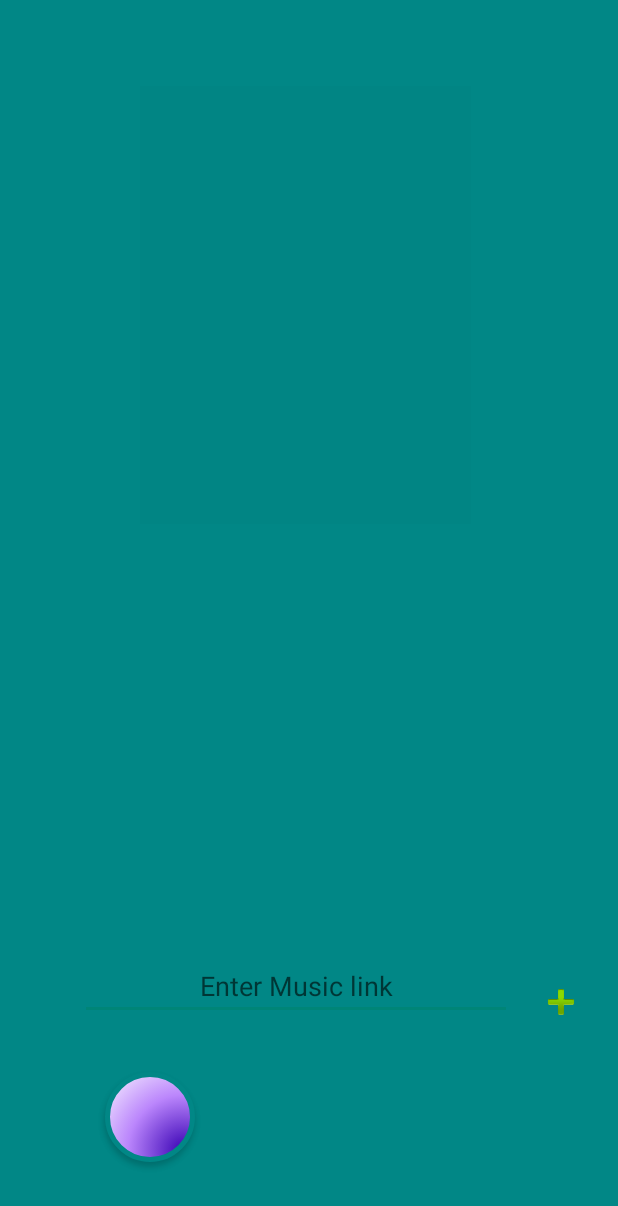
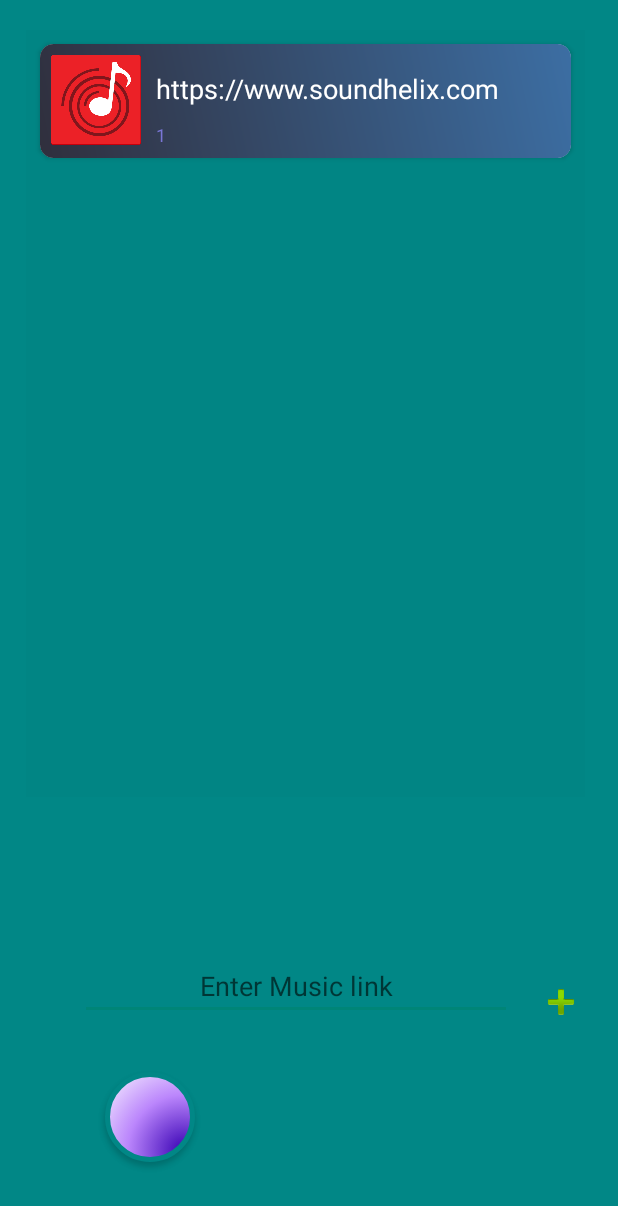
Before and after one commit to Shay-M/MediaPlayer, an Android app: the screen it shows after launch (MainActivity), on a phone screen of 412 x 824 dp. Shown: the top 1206 px of the screen. Run offline under Robolectric (Android 15) with nearby library versions, the phone set to English and light mode, and no system bars.

Commit message:
add list of songs

```diff
--- a/app/src/main/java/com/example/mediaplayer/ListSongsManager.java
+++ /dev/null
@@ -1,34 +0,0 @@
-package com.example.mediaplayer;/* Created by Shay Mualem 22/07/2021 */
-
-import android.util.Log;
-
-import java.util.ArrayList;
-
-public class ListSongsManager {
-
-
-    private ArrayList<String> listOfSongs;
-    private int currentPlaying = 0;
-
-
-    //    ListSongsManager(ArrayList<String> listOfSongsGet) {
-    ListSongsManager() {
-
-        listOfSongs = new ArrayList<>();
-//        listOfSongs = listOfSongsGet;
-        listOfSongs.add("https://www.soundhelix.com/examples/mp3/SoundHelix-Song-7.mp3");
-        listOfSongs.add("https://www.soundhelix.com/examples/mp3/SoundHelix-Song-15.mp3");
-        listOfSongs.add("https://file-examples-com.github.io/uploads/2017/11/file_example_MP3_2MG.mp3");
-
-    }
-
-    public ArrayList<String> getListOfSongs() {
-        return listOfSongs;
-    }
-
-    public void addSong(String string) {
-        this.listOfSongs.add(string);
-        Log.d("ListSongsManager", "addSong: " + listOfSongs);
-    }
-
-}
--- a/app/src/main/java/com/example/mediaplayer/MainActivity.java
+++ b/app/src/main/java/com/example/mediaplayer/MainActivity.java
@@ -90,7 +90,11 @@ import androidx.appcompat.app.AppCompatActivity;
 import androidx.recyclerview.widget.LinearLayoutManager;
 import androidx.recyclerview.widget.RecyclerView;
 
+import com.example.mediaplayer.SongsRecyclerView.SongAdapter;
+import com.example.mediaplayer.SongsRecyclerView.SongItem;
+
 import java.util.ArrayList;
+import java.util.List;
 
 public class MainActivity extends AppCompatActivity {
     boolean isPlaying = false;
@@ -110,9 +114,22 @@ public class MainActivity extends AppCompatActivity {
         recyclerView.setHasFixedSize(true);
         recyclerView.setLayoutManager(new LinearLayoutManager(this));
 
+        List<SongItem> songsList = new ArrayList<>();
 
-        ListSongsManager listOfSongsSend = new ListSongsManager();
+        ManagerListSongs managerListSongs = new ManagerListSongs();
 
+//        songsList.add(new SongItem("null", managerListSongs.getListOfUrlSongs().get(1),"1",null));
+//        songsList.add(new SongItem("null", managerListSongs.getListOfUrlSongs().get(0),"2",null));
+//        songsList.add(new SongItem("null", managerListSongs.getListOfUrlSongs().get(1),"1",null));
+//        songsList.add(new SongItem("null", managerListSongs.getListOfUrlSongs().get(0),"2",null));
+//        songsList.add(new SongItem("null", managerListSongs.getListOfUrlSongs().get(1),"1",null));
+//        songsList.add(new SongItem("null", managerListSongs.getListOfUrlSongs().get(0),"2",null));
+//        songsList.add(new SongItem("null", managerListSongs.getListOfUrlSongs().get(1), "1", null));
+//        songsList.add(new SongItem("null", managerListSongs.getListOfUrlSongs().get(0), "2", null));
+
+        SongAdapter songAdapter = new SongAdapter(managerListSongs.getListOfSongsItems());
+        recyclerView.setAdapter(songAdapter);
+        //play
         playBtn.setOnClickListener(view -> {
 
             intent = new Intent(MainActivity.this, MusicPlayerService.class);
@@ -120,11 +137,11 @@ public class MainActivity extends AppCompatActivity {
             startService(intent);
 
         });
-
+        //add a song by link
         addBtn.setOnClickListener(view -> {
             String link = linkEt.getText().toString();
-            if (!link.isEmpty())
-                listOfSongsSend.addSong(link);
+//            if (!link.isEmpty())
+            managerListSongs.addSong(link);//sen to
 
         });
 
--- /dev/null
+++ b/app/src/main/java/com/example/mediaplayer/ManagerListSongs.java
@@ -0,0 +1,53 @@
+package com.example.mediaplayer;/* Created by Shay Mualem 22/07/2021 */
+
+import android.util.Log;
+
+import com.example.mediaplayer.SongsRecyclerView.SongItem;
+
+import java.util.ArrayList;
+import java.util.List;
+
+public class ManagerListSongs {
+
+
+    private ArrayList<String> listOfUrlSongs;
+    private List<SongItem> listOfSongsItems;
+    private int currentPlaying = 0;
+    //    ListSongsManager(ArrayList<String> listOfSongsGet) {
+    ManagerListSongs() {
+
+        listOfUrlSongs = new ArrayList<>();
+//        listOfSongs = listOfSongsGet;
+        listOfUrlSongs.add("https://www.soundhelix.com/examples/mp3/SoundHelix-Song-7.mp3");
+        listOfUrlSongs.add("https://www.soundhelix.com/examples/mp3/SoundHelix-Song-15.mp3");
+        listOfUrlSongs.add("https://file-examples-com.github.io/uploads/2017/11/file_example_MP3_2MG.mp3");
+
+        listOfSongsItems = new ArrayList<>();
+
+//        ManagerListSongs managerListSongs = new ManagerListSongs();
+        listOfSongsItems.add(new SongItem("null", this.getListOfUrlSongs().get(1), "1", null));
+//        listOfSongsItems.add(new SongItem("null", managerListSongs.getListOfUrlSongs().get(0), "2", null));
+//        listOfSongsItems.add(new SongItem("null", managerListSongs.getListOfUrlSongs().get(1), "1", null));
+//        listOfSongsItems.add(new SongItem("null", managerListSongs.getListOfUrlSongs().get(0), "2", null));
+//        listOfSongsItems.add(new SongItem("null", managerListSongs.getListOfUrlSongs().get(1), "1", null));
+//        listOfSongsItems.add(new SongItem("null", managerListSongs.getListOfUrlSongs().get(0), "2", null));
+//        listOfSongsItems.add(new SongItem("null", managerListSongs.getListOfUrlSongs().get(1), "1", null));
+//        listOfSongsItems.add(new SongItem("null", managerListSongs.getListOfUrlSongs().get(0), "2", null));
+
+
+    }
+
+    public List<SongItem> getListOfSongsItems() {
+        return listOfSongsItems;
+    }
+
+    public ArrayList<String> getListOfUrlSongs() {
+        return listOfUrlSongs;
+    }
+
+    public void addSong(String string) {
+        this.listOfUrlSongs.add(string);
+        Log.d("ListSongsManager", "addSong: " + listOfUrlSongs);
+    }
+
+}
--- a/app/src/main/java/com/example/mediaplayer/SongAdapter.java
+++ /dev/null
@@ -1,4 +0,0 @@
-package com.example.mediaplayer;/* Created by Shay Mualem 23/07/2021 */
-
-public class SongAdapter {
-}
--- /dev/null
+++ b/app/src/main/java/com/example/mediaplayer/SongsRecyclerView/SongAdapter.java
@@ -0,0 +1,87 @@
+package com.example.mediaplayer.SongsRecyclerView;/* Created by Shay Mualem 23/07/2021 */
+
+import android.view.LayoutInflater;
+import android.view.View;
+import android.view.ViewGroup;
+import android.widget.ImageView;
+import android.widget.TextView;
+
+import androidx.annotation.NonNull;
+import androidx.recyclerview.widget.RecyclerView;
+
+import com.example.mediaplayer.R;
+
+import java.util.List;
+
+public class SongAdapter extends RecyclerView.Adapter<SongAdapter.SongsViewHolder> {
+    private List<SongItem> songItemList;
+
+    public SongAdapter(List<SongItem> songItemList) {
+        this.songItemList = songItemList;
+    }
+
+    /**
+     * @param parent   recyclerview
+     * @param viewType cell type
+     * @return Inflated the view xml
+     */
+    @NonNull
+    @Override
+    public SongsViewHolder onCreateViewHolder(ViewGroup parent, int viewType) {
+        View view = LayoutInflater.from(parent.getContext()).inflate(R.layout.card_of_song, parent, false);
+        return new SongsViewHolder(view);
+    }
+
+    /**
+     * call to load a cell
+     *
+     * @param holder   type
+     * @param position position of cell
+     */
+    @Override
+    public void onBindViewHolder(SongAdapter.SongsViewHolder holder, int position) {
+        SongItem SongItem = songItemList.get(position);
+        holder.songTitleTv.setText(SongItem.getName());
+//        holder.songDetailsTv.setText(SongItem.getUrl());
+        holder.songDetailsTv.setText(SongItem.getDuration());
+//        holder.songImageIv.setImageResource(SongItem.getImageView());
+
+    }
+
+    /**
+     * @return how many item have
+     */
+    @Override
+    public int getItemCount() {
+        return songItemList.size();
+    }
+
+    /**
+     * when we have only one type of cell, this fun first call.
+     *
+     * @param position the next cell to show
+     * @return type of cell
+     */
+    @Override
+    public int getItemViewType(int position) {
+        return super.getItemViewType(position);
+    }
+
+    //crete view holder, for hold reference in a cell
+    public class SongsViewHolder extends RecyclerView.ViewHolder {
+
+        TextView songTitleTv;
+        TextView songDetailsTv;
+        ImageView songImageIv;
+
+
+        public SongsViewHolder(View itemView) {
+            super(itemView);
+            songTitleTv = itemView.findViewById(R.id.song_title);
+            songDetailsTv = itemView.findViewById(R.id.song_details);
+            songImageIv = itemView.findViewById(R.id.song_image);
+        }
+    }
+
+
+}
--- /dev/null
+++ b/app/src/main/java/com/example/mediaplayer/SongsRecyclerView/SongItem.java
@@ -0,0 +1,62 @@
+package com.example.mediaplayer.SongsRecyclerView;/* Created by Shay Mualem 23/07/2021 */
+
+import android.widget.ImageView;
+
+public class SongItem {
+
+    private String Url;
+    private String Name;
+    private String Duration;
+    private ImageView imageView;
+
+    public SongItem(String url, String name, String duration, ImageView imageView) {
+        Url = url;
+        if (name != null)
+            Name = name;
+        //Name = url.substring(url.lastIndexOf("/") + 1);
+
+//        UrlValidator urlValidator = new UrlValidator();
+//        urlValidator.isValid("http://my favorite site!");
+
+        Name = name;
+        Duration = duration;
+        this.imageView = imageView;
+
+
+    }
+
+    public SongItem() {
+    }
+
+    public String getDuration() {
+        return Duration;
+    }
+
+    public void setDuration(String duration) {
+        Duration = duration;
+    }
+
+    public String getUrl() {
+        return Url;
+    }
+
+    public void setUrl(String url) {
+        Url = url;
+    }
+
+    public String getName() {
+        return Name;
+    }
+
+    public void setName(String name) {
+        Name = name;
+    }
+
+    public int getImageView() {
+        return 0;
+    }
+
+    public void setImageView(ImageView imageView) {
+        this.imageView = imageView;
+    }
+}
--- a/app/src/main/res/layout/activity_main.xml
+++ b/app/src/main/res/layout/activity_main.xml
@@ -21,21 +21,19 @@
         android:hint="@string/enter_music_link"
         android:inputType="textWebEditText" />
 
+
     <androidx.recyclerview.widget.RecyclerView
         android:id="@+id/recycler_view_songs"
-        android:padding="4dp"
-        android:clipToPadding="false"
-        android:layout_width="268dp"
-        android:layout_height="292dp"
+        android:layout_width="401dp"
+        android:layout_height="511dp"
         android:layout_alignParentStart="true"
         android:layout_alignParentTop="true"
         android:layout_alignParentEnd="true"
-        android:layout_marginStart="83dp"
-        android:layout_marginTop="47dp"
-        android:layout_marginEnd="88dp"
+        android:layout_marginStart="7dp"
+        android:layout_marginTop="10dp"
+        android:layout_marginEnd="12dp"
         android:background="@color/cardview_shadow_end_color"
-         />
-
+        android:padding="4dp" />
 
     <Button
         android:id="@+id/btn_play"
--- a/app/src/main/res/layout/card_of_song.xml
+++ b/app/src/main/res/layout/card_of_song.xml
@@ -4,35 +4,32 @@
     android:layout_width="match_parent"
     android:layout_height="wrap_content"
     android:layout_margin="5dp"
-    android:outlineAmbientShadowColor="#E91E63"
-    android:outlineSpotShadowColor="#E91E63"
-    app:cardCornerRadius="10dp">
+    app:cardCornerRadius="9dp">
 
     <RelativeLayout
         android:layout_width="match_parent"
         android:layout_height="match_parent"
         android:background="@drawable/gradient_background"
-        android:outlineAmbientShadowColor="#E91E63"
         android:padding="7dp">
 
         <ImageView
             android:id="@+id/song_image"
-            android:layout_width="90dp"
-            android:layout_height="90dp"
+            android:layout_width="60dp"
+            android:layout_height="60dp"
+            android:contentDescription="@+id/song_image"
             android:cropToPadding="true"
-            android:src="@drawable/sound_icon"
-            android:contentDescription="@+id/song_image" />
+            android:src="@drawable/sound_icon" />
 
         <TextView
             android:id="@+id/song_title"
             android:layout_width="wrap_content"
             android:layout_height="wrap_content"
             android:layout_toEndOf="@id/song_image"
+            android:maxLength="26"
             android:padding="10dp"
             android:text="@color/white"
             android:textColor="@color/white"
-            android:textSize="18sp"
-            android:textStyle="bold" />
+            android:textSize="18sp" />
 
         <TextView
             android:id="@+id/song_details"
```
Also changed, not shown: app/src/main/java/com/example/mediaplayer/MusicPlayerService.java (+6 -5 lines).
